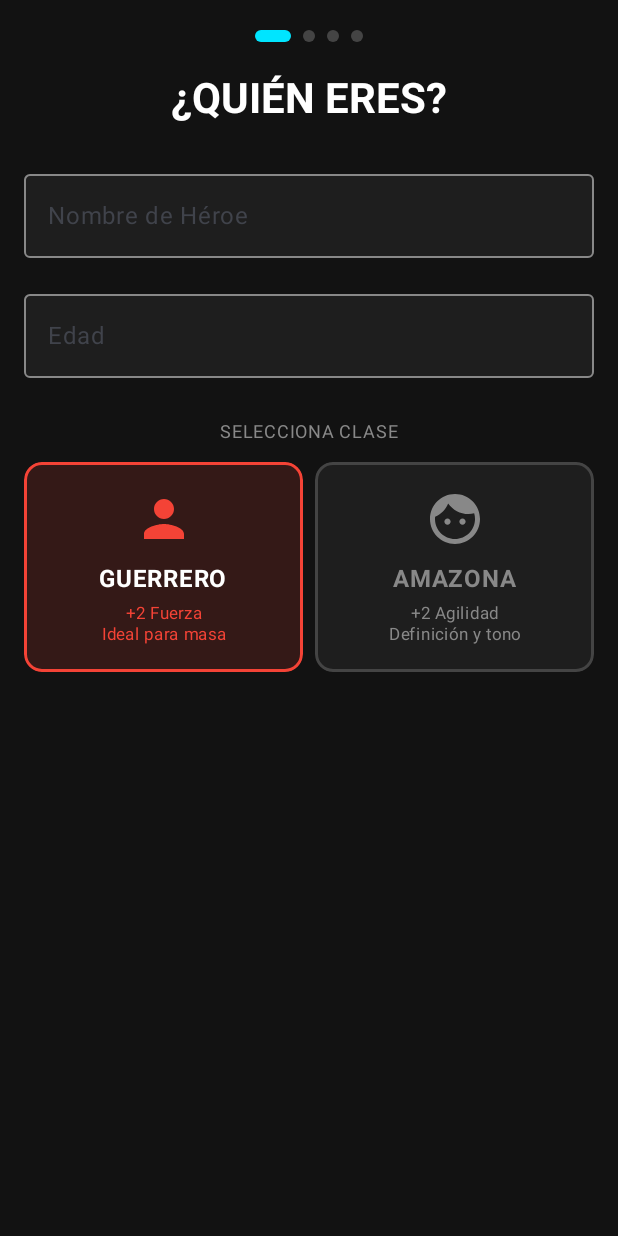
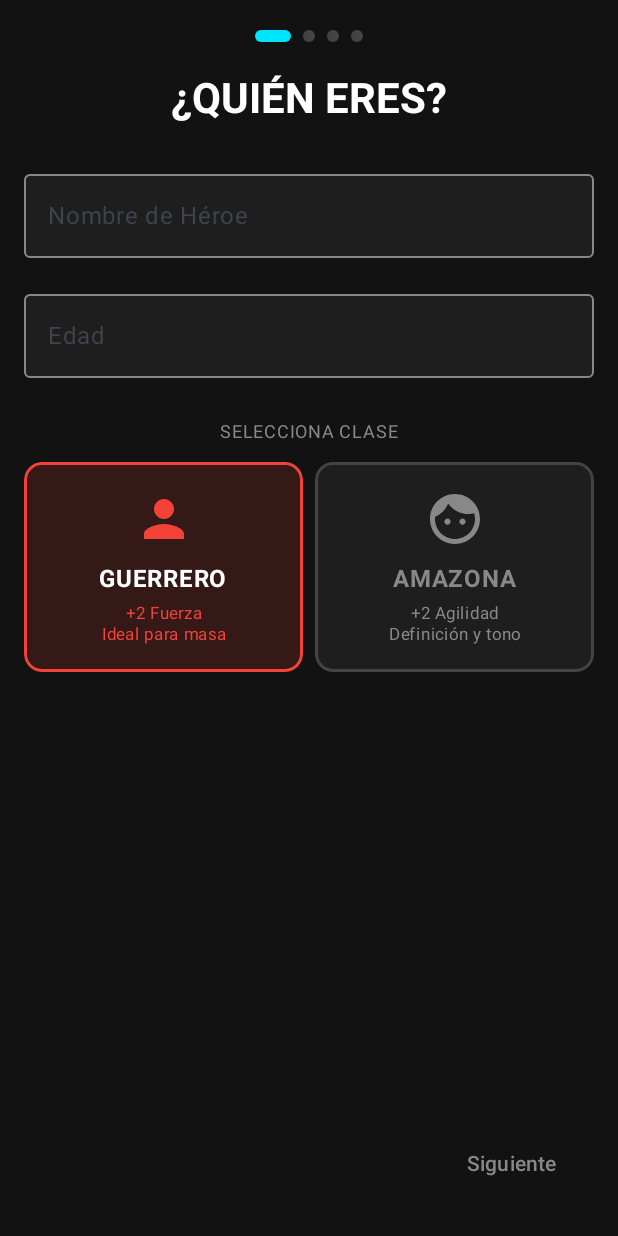
Before and after one commit to AxelJhostin/warofman, an Android app built with Jetpack Compose: the screen it shows after launch (MainActivity), on a phone screen of 412 x 824 dp. Run offline under Robolectric (Android 15) with nearby library versions, the phone set to English and light mode, and no system bars.

Commit message:
Fix: Layout de CreationScreen corregido (Botones visibles)

```diff
--- a/app/src/main/java/com/negocio/warofmen/ui/screens/creation/CreationScreen.kt
+++ b/app/src/main/java/com/negocio/warofmen/ui/screens/creation/CreationScreen.kt
@@ -14,22 +14,18 @@ import androidx.compose.ui.unit.dp
 import com.negocio.warofmen.ui.theme.*
 import com.negocio.warofmen.ui.viewmodel.CreationViewModel
 
-// NOTA: Al mover el archivo, MainActivity puede dar error en el import.
-// Solo ve a MainActivity y actualiza el import a: com.negocio.warofmen.ui.screens.creation.PantallaCreacion
-
 @Composable
 fun CreationScreen(
     viewModel: CreationViewModel,
     onFinished: () -> Unit
 ) {
+    // Estados
     var currentStep by remember { mutableIntStateOf(0) }
-
     var nombre by remember { mutableStateOf("") }
     var genero by remember { mutableStateOf("H") }
     var edad by remember { mutableStateOf("") }
     var peso by remember { mutableStateOf("") }
     var altura by remember { mutableStateOf("") }
-
     var hasTapeMeasure by remember { mutableStateOf(false) }
     var cuello by remember { mutableStateOf("") }
     var cintura by remember { mutableStateOf("") }
@@ -50,17 +46,49 @@ fun CreationScreen(
             .fillMaxSize()
             .background(RpgBackground)
             .padding(16.dp)
+            .navigationBarsPadding() // Evita que la barra de gestos tape botones
+            .imePadding() // Evita que el teclado tape botones
     ) {
+        // 1. BARRA SUPERIOR
         WizardProgressBar(currentStep = currentStep, totalSteps = 4)
         Spacer(modifier = Modifier.height(16.dp))
 
+        // 2. CONTENIDO CENTRAL (OCUPA EL ESPACIO DISPONIBLE)
+        // Usamos Box con weight(1f) para que empuje los botones al final, pero sin sacarlos de pantalla
+        Box(
+            modifier = Modifier
+                .weight(1f)
+                .fillMaxWidth()
+        ) {
             AnimatedContent(targetState = currentStep, label = "Wizard") { step ->
-            Column(modifier = Modifier.fillMaxSize().verticalScroll(rememberScrollState()), horizontalAlignment = Alignment.CenterHorizontally) {
+                Column(
+                    modifier = Modifier
+                        .fillMaxSize()
+                        .verticalScroll(rememberScrollState()), // Scroll solo en el contenido
+                    horizontalAlignment = Alignment.CenterHorizontally
+                ) {
                     when (step) {
-                    0 -> StepIdentity(nombre, { nombre = it }, genero, { genero = it }, edad, { edad = it }, inputColors)
-                    1 -> StepBodyBasic(peso, { peso = it }, altura, { altura = it }, inputColors)
-                    2 -> StepBodyAdvanced(genero, hasTapeMeasure, { hasTapeMeasure = it }, cuello, { cuello = it }, cintura, { cintura = it }, cadera, { cadera = it }, inputColors, altura, peso)
-                    3 -> StepSummary(nombre, genero, edad, peso, altura, cuello, cintura, cadera, onConfirm = {
+                        0 -> StepIdentity(
+                            nombre, { nombre = it },
+                            genero, { genero = it },
+                            edad, { edad = it },
+                            inputColors
+                        )
+                        1 -> StepBodyBasic(
+                            peso, { peso = it },
+                            altura, { altura = it },
+                            inputColors
+                        )
+                        2 -> StepBodyAdvanced(
+                            genero, hasTapeMeasure, { hasTapeMeasure = it },
+                            cuello, { cuello = it },
+                            cintura, { cintura = it },
+                            cadera, { cadera = it },
+                            inputColors, altura, peso
+                        )
+                        3 -> StepSummary(
+                            nombre, genero, edad, peso, altura, cuello, cintura, cadera,
+                            onConfirm = {
                                 val w = peso.toFloatOrNull() ?: 70f
                                 val h = altura.toFloatOrNull() ?: 170f
                                 val a = edad.toIntOrNull() ?: 25
@@ -73,26 +101,48 @@ fun CreationScreen(
                                     neck = n, waist = c, hip = hip,
                                     onResult = { onFinished() }
                                 )
-                    })
+                            }
+                        )
+                    }
                 }
             }
         }
 
-        Spacer(modifier = Modifier.weight(1f))
-        Row(modifier = Modifier.fillMaxWidth().padding(bottom = 16.dp), horizontalArrangement = Arrangement.SpaceBetween) {
+        // 3. BOTONES INFERIORES (SIEMPRE VISIBLES)
+        Spacer(modifier = Modifier.height(16.dp))
+
+        Row(
+            modifier = Modifier
+                .fillMaxWidth()
+                .padding(bottom = 8.dp), // Un poco de margen abajo
+            horizontalArrangement = Arrangement.SpaceBetween
+        ) {
+            // Botón Atrás
             if (currentStep > 0) {
-                OutlinedButton(onClick = { currentStep-- }, colors = ButtonDefaults.outlinedButtonColors(contentColor = Color.Gray)) { Text("Atrás") }
-            } else { Spacer(modifier = Modifier.width(10.dp)) }
+                OutlinedButton(
+                    onClick = { currentStep-- },
+                    colors = ButtonDefaults.outlinedButtonColors(contentColor = Color.Gray)
+                ) { Text("Atrás") }
+            } else {
+                Spacer(modifier = Modifier.width(10.dp))
+            }
 
+            // Botón Siguiente
             if (currentStep < 3) {
-                val canAdvance = when(currentStep) {
+                val canAdvance = when (currentStep) {
                     0 -> nombre.isNotEmpty() && edad.isNotEmpty()
                     1 -> peso.isNotEmpty() && altura.isNotEmpty()
                     2 -> true
                     else -> false
                 }
-                Button(onClick = { currentStep++ }, colors = ButtonDefaults.buttonColors(containerColor = if(canAdvance) RpgNeonCyan else Color.DarkGray), enabled = canAdvance) {
-                    Text("Siguiente", color = if(canAdvance) Color.Black else Color.Gray)
+                Button(
+                    onClick = { currentStep++ },
+                    colors = ButtonDefaults.buttonColors(
+                        containerColor = if (canAdvance) RpgNeonCyan else Color.DarkGray
+                    ),
+                    enabled = canAdvance
+                ) {
+                    Text("Siguiente", color = if (canAdvance) Color.Black else Color.Gray)
                 }
             }
         }
```
Lines whose indentation alone changed are shown as unchanged.
